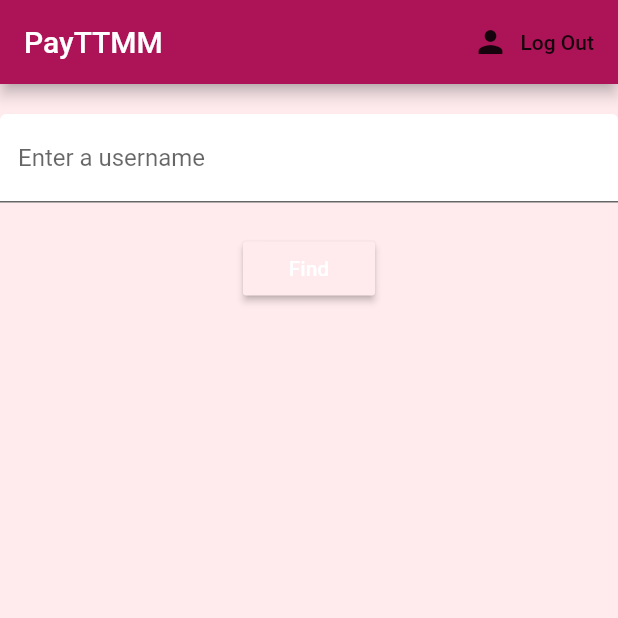
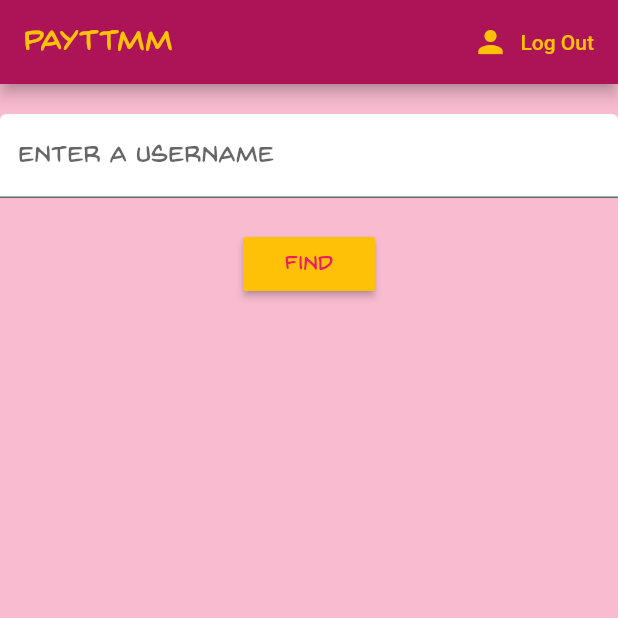
Before and after one commit to Tanmay-Chavan/payTTMM, a Flutter app: the screen it shows once a user with an empty profile is signed in, after a tap on "Log Out", on a phone screen of 412 x 824 dp, the top half of it. Run offline on Flutter 3.47's test engine with Material 2 defaults, Android fonts, the phone set to English and light mode, and no system bars; our stand-ins replace cloud_firestore, firebase_auth, flutter_spinkit, splashscreen; accounts and stored records are empty; Roboto replaces fonts that are missing (RobotoMono).

Commit message:
added basic bill splitting ui, added new font, ux changes

```diff
--- a/lib/screens/authenticate/register.dart
+++ b/lib/screens/authenticate/register.dart
@@ -48,6 +48,7 @@ class _RegisterState extends State<Register> {
                   child: TextFormField(
                     decoration: InputDecoration(
                         labelText: "Username",
+
                         fillColor: Colors.white,
                         filled: true),
                     validator: (val) => val.isEmpty ? 'Enter an username' : null,
@@ -96,7 +97,7 @@ class _RegisterState extends State<Register> {
                         MaterialStateProperty.all(Colors.pinkAccent),
                         foregroundColor:
                         MaterialStateProperty.all(Colors.amber)),
-                    child: Text("SIGN UP"),
+                    child: Text("SIGN UP", style: TextStyle(fontFamily: 'Comics'),),
                     onPressed: () async {
                       if(_formKey.currentState.validate()){
                         dynamic result= await _auth.registerWithEmailAndPassword(email, password, username);
@@ -126,7 +127,7 @@ class _RegisterState extends State<Register> {
                         MaterialStateProperty.all(Colors.amber),
                         foregroundColor:
                         MaterialStateProperty.all(Colors.pinkAccent)),
-                    child: Text("LOG IN"),
+                    child: Text("LOG IN", style: TextStyle(fontFamily: 'Comics'),),
                   ),
                 ),
 
@@ -134,7 +135,7 @@ class _RegisterState extends State<Register> {
                 SizedBox(height: 12.0),
                 Text(
                   error,
-                  style: TextStyle(color: Colors.red, fontSize: 14.0),
+                  style: TextStyle(color: Colors.red, fontSize: 14.0,fontFamily: 'Comics'),
                 )
               ],
             ),
--- a/lib/screens/authenticate/sign_in.dart
+++ b/lib/screens/authenticate/sign_in.dart
@@ -3,6 +3,7 @@ import 'package:payttmm1/services/auth.dart';
 
 
 class SignIn extends StatefulWidget {
+
 
   final Function toggleView;
   SignIn({ this.toggleView });
@@ -122,7 +123,8 @@ class _SignInState extends State<SignIn> {
                 SizedBox(height: 12.0),
                 Text(
                   error,
-                  style: TextStyle(color: Colors.red, fontSize: 14.0),
+                  style: TextStyle(color: Colors.red, fontSize: 14.0,),
+                  textAlign: TextAlign.center,
                 )
               ],
             ),
--- a/lib/screens/home/friend_finder.dart
+++ b/lib/screens/home/friend_finder.dart
@@ -1,10 +1,19 @@
+import 'package:payttmm1/screens/home/home.dart';
 import 'package:provider/provider.dart';
 import 'package:flutter/material.dart';
 import 'package:payttmm1/models/user.dart';
 import 'package:payttmm1/services/database.dart';
+import 'package:payttmm1/screens/home/group.dart';
+
+group(){
+
+  Group();
+
+}
 
 class FriendFinder extends StatefulWidget {
   @override
+
   _FriendFinderState createState() => _FriendFinderState();
 }
 
@@ -15,16 +24,18 @@ class _FriendFinderState extends State<FriendFinder> {
   String if_found='';
   bool found=false;
 
+
+
   @override
   Widget build(BuildContext context) {
+    return StreamBuilder<List<Username>>(
 
-
-    return StreamBuilder<List<Username>>(
       stream: DatabaseServiceForUsers().usernames,
       builder: (context,list) {
         List all_users = list.data;         //List of users collection
         return Scaffold(
-          backgroundColor: Colors.red[50],
+
+          backgroundColor: Colors.pink[100],
 
           body: Container(
 
@@ -39,13 +50,14 @@ class _FriendFinderState extends State<FriendFinder> {
                   ),
 
                   TextFormField(            //Accepts username to search
+                    style: TextStyle(fontFamily: 'Comics'),
                     decoration: InputDecoration(
                         labelText: "Enter a username",
                         fillColor: Colors.white,
                         filled: true),
                     validator: (val) =>
                     val.isEmpty
-                        ? 'Enter an username'
+                        ? 'Enter a username'
                         : null,
                     onChanged: (val) {
                       setState(() => friend_id = val);
@@ -55,10 +67,10 @@ class _FriendFinderState extends State<FriendFinder> {
                     height: 20,
                   ),
                   RaisedButton(
-                      color: Colors.red[50],
+                      color: Colors.amber,
                       child: Text(
                         'Find',
-                        style: TextStyle(color: Colors.white),
+                        style: TextStyle(color: Colors.pink, fontFamily: 'Comics'),
                       ),
                       onPressed: () async {
                         found=false;
@@ -89,8 +101,44 @@ class _FriendFinderState extends State<FriendFinder> {
                   //This text is result of whether friend is found or not
                   Text(
                     if_found,
-                    style: TextStyle(color: Colors.black, fontSize: 14.0),
-                  )
+                    style: TextStyle(color: Colors.black, fontSize: 16.0, fontFamily: 'Comics'),
+                  ),
+
+                  SizedBox(
+                    height: 20,
+                  ),
+
+                  Visibility(visible: found, child: RaisedButton(
+                      color: Colors.amber,
+                      child: Text(
+                        'add to group',
+                        style: TextStyle(color: Colors.pink, fontFamily: 'Comics'),
+                      ),
+                      onPressed: () async {
+                        Home.members.add(friend_id);
+
+                        //Function call of friend method
+                      }
+                  ),),
+
+                  SizedBox(
+                    height: 20,
+                  ),
+
+
+                  Visibility(visible: found, child: RaisedButton(
+                      color: Colors.pink,
+                      child: Text(
+                        'go to group',
+                        style: TextStyle(color: Colors.amber, fontFamily: 'Comics'),
+                      ),
+                      onPressed: () {
+                  Navigator.push(
+                  context,
+                  MaterialPageRoute(builder: (context) => Group()),
+                  );
+                  },
+                  ),),
                 ],
               ),
             ),
--- a/lib/screens/home/home.dart
+++ b/lib/screens/home/home.dart
@@ -1,4 +1,5 @@
 import 'package:flutter/material.dart';
+import 'package:flutter/services.dart';
 import 'package:payttmm1/screens/home/friend_finder.dart';
 import 'package:payttmm1/services/auth.dart';
 import 'package:payttmm1/models/user.dart';
@@ -6,6 +7,8 @@ import 'package:payttmm1/services/database.dart';
 import 'package:provider/provider.dart';
 
 class Home extends StatefulWidget {
+  static var members = [];
+  static var groupDone = false;
 //Home is changed from stateless to stateful widget just to test the find friend method
   @override
   _HomeState createState() => _HomeState();
@@ -21,6 +24,7 @@ class _HomeState extends State<Home> {
     User user = Provider.of<User>(context);
 
     return StreamBuilder<Username>(
+
       stream: DatabaseServiceForUsers(uid: user.uid).username,
       builder: (context, snapshot){                        //Saves the name of logged in user
         if(snapshot.hasData){
@@ -31,20 +35,23 @@ class _HomeState extends State<Home> {
           username_received='Not found';
         }
         return Scaffold(
-          backgroundColor: Colors.red[50],
+          backgroundColor: Colors.pinkAccent,
           appBar: AppBar(
-            title: Text('PayTTMM'),
+            title: Text('PayTTMM', style: TextStyle(fontFamily: 'Comics', color: Colors.amber), ),
             backgroundColor: Colors.pink[800],
             actions: <Widget>[
 
               Text(
                 username_received,                  //Displays the username of logged in user
-                style: TextStyle(color: Colors.black, fontSize: 14.0),
+                style: TextStyle(color: Colors.amber, fontSize: 14.0, fontFamily: 'Comics',),
+                textAlign: TextAlign.right,
+
               ),
 
               FlatButton.icon(
-                icon:Icon(Icons.person),
-                label:Text('Log Out'),
+
+                icon:Icon(Icons.person, color: Colors.amber,),
+                label:Text('Log Out', style: TextStyle(fontFamily: 'RobotoMono', color: Colors.amber), ),
                 onPressed: () async {
                   await _auth.signOut();
                 },
--- a/pubspec.yaml
+++ b/pubspec.yaml
@@ -78,6 +78,9 @@ flutter:
    - family: Lobster
      fonts:
        - asset: fonts/Lobster.ttf
+   - family: Comics
+     fonts:
+       - asset: fonts/BackIssuesBB_reg.ttf
 
   #
   # For details regarding fonts from package dependencies,
```
Also changed, not shown: lib/screens/home/group.dart (added, +217 -0 lines), lib/services/splitting-mech.dart (added, +25 -0 lines), fonts/BackIssuesBB_reg.ttf (added), pubspec.lock.
